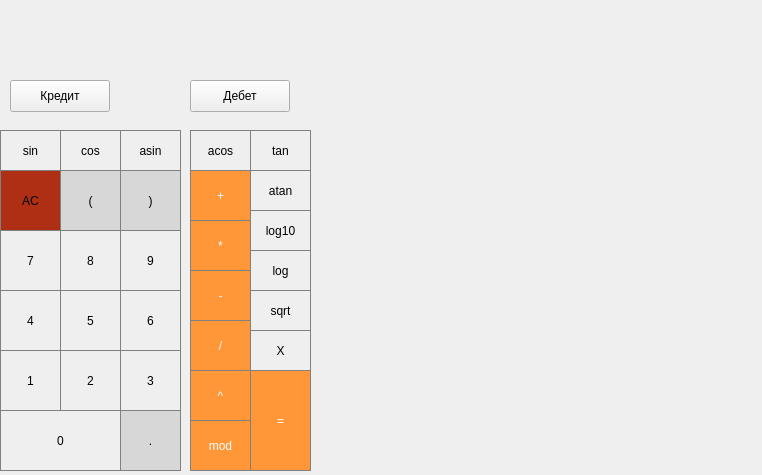
Above: src/smartclac/mainwindow.ui from iznulla/SmartClac before the change. Below: the same form after it.
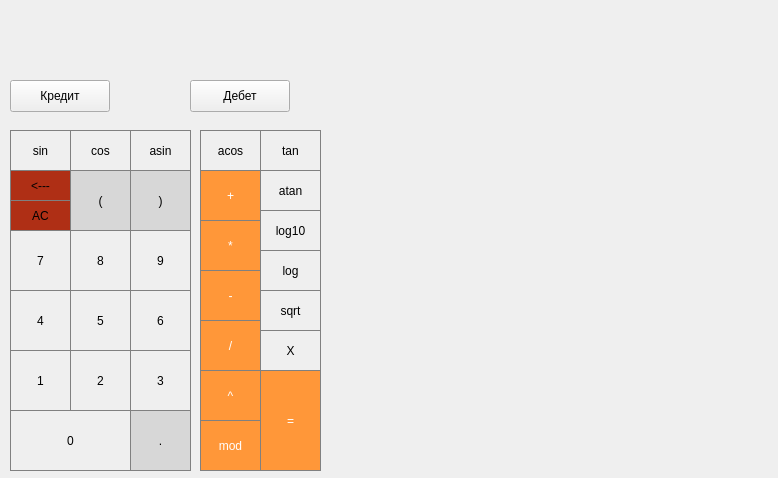
That is the form after the change.

The edit to the form file:
```diff
--- a/src/smartclac/mainwindow.ui
+++ b/src/smartclac/mainwindow.ui
@@ -6,8 +6,8 @@
    <rect>
     <x>0</x>
     <y>0</y>
-    <width>762</width>
-    <height>475</height>
+    <width>778</width>
+    <height>478</height>
    </rect>
   </property>
   <property name="windowTitle">
@@ -17,7 +17,7 @@
    <widget class="QLabel" name="result_show">
     <property name="geometry">
      <rect>
-      <x>0</x>
+      <x>10</x>
       <y>40</y>
       <width>761</width>
       <height>31</height>
@@ -59,10 +59,10 @@
    <widget class="QPushButton" name="pushButton_AC">
     <property name="geometry">
      <rect>
-      <x>0</x>
-      <y>170</y>
+      <x>10</x>
+      <y>200</y>
       <width>61</width>
-      <height>61</height>
+      <height>31</height>
      </rect>
     </property>
     <property name="palette">
@@ -203,7 +203,7 @@
    <widget class="QPushButton" name="pushButton_scop_open">
     <property name="geometry">
      <rect>
-      <x>60</x>
+      <x>70</x>
       <y>170</y>
       <width>61</width>
       <height>61</height>
@@ -229,7 +229,7 @@
    <widget class="QPushButton" name="pushButton_scop_close">
     <property name="geometry">
      <rect>
-      <x>120</x>
+      <x>130</x>
       <y>170</y>
       <width>61</width>
       <height>61</height>
@@ -255,7 +255,7 @@
    <widget class="QPushButton" name="pushButton_add">
     <property name="geometry">
      <rect>
-      <x>190</x>
+      <x>200</x>
       <y>170</y>
       <width>61</width>
       <height>51</height>
@@ -283,7 +283,7 @@
    <widget class="QPushButton" name="pushButton_mul">
     <property name="geometry">
      <rect>
-      <x>190</x>
+      <x>200</x>
       <y>220</y>
       <width>61</width>
       <height>51</height>
@@ -311,7 +311,7 @@
    <widget class="QPushButton" name="pushButton_7">
     <property name="geometry">
      <rect>
-      <x>0</x>
+      <x>10</x>
       <y>230</y>
       <width>61</width>
       <height>61</height>
@@ -336,7 +336,7 @@
    <widget class="QPushButton" name="pushButton_8">
     <property name="geometry">
      <rect>
-      <x>60</x>
+      <x>70</x>
       <y>230</y>
       <width>61</width>
       <height>61</height>
@@ -361,7 +361,7 @@
    <widget class="QPushButton" name="pushButton_9">
     <property name="geometry">
      <rect>
-      <x>120</x>
+      <x>130</x>
       <y>230</y>
       <width>61</width>
       <height>61</height>
@@ -386,7 +386,7 @@
    <widget class="QPushButton" name="pushButton_sub">
     <property name="geometry">
      <rect>
-      <x>190</x>
+      <x>200</x>
       <y>270</y>
       <width>61</width>
       <height>51</height>
@@ -414,7 +414,7 @@
    <widget class="QPushButton" name="pushButton_4">
     <property name="geometry">
      <rect>
-      <x>0</x>
+      <x>10</x>
       <y>290</y>
       <width>61</width>
       <height>61</height>
@@ -439,7 +439,7 @@
    <widget class="QPushButton" name="pushButton_5">
     <property name="geometry">
      <rect>
-      <x>60</x>
+      <x>70</x>
       <y>290</y>
       <width>61</width>
       <height>61</height>
@@ -464,7 +464,7 @@
    <widget class="QPushButton" name="pushButton_6">
     <property name="geometry">
      <rect>
-      <x>120</x>
+      <x>130</x>
       <y>290</y>
       <width>61</width>
       <height>61</height>
@@ -489,7 +489,7 @@
    <widget class="QPushButton" name="pushButton_div">
     <property name="geometry">
      <rect>
-      <x>190</x>
+      <x>200</x>
       <y>320</y>
       <width>61</width>
       <height>51</height>
@@ -517,7 +517,7 @@
    <widget class="QPushButton" name="pushButton_1">
     <property name="geometry">
      <rect>
-      <x>0</x>
+      <x>10</x>
       <y>350</y>
       <width>61</width>
       <height>61</height>
@@ -542,7 +542,7 @@
    <widget class="QPushButton" name="pushButton_2">
     <property name="geometry">
      <rect>
-      <x>60</x>
+      <x>70</x>
       <y>350</y>
       <width>61</width>
       <height>61</height>
@@ -567,7 +567,7 @@
    <widget class="QPushButton" name="pushButton_3">
     <property name="geometry">
      <rect>
-      <x>120</x>
+      <x>130</x>
       <y>350</y>
       <width>61</width>
       <height>61</height>
@@ -592,7 +592,7 @@
    <widget class="QPushButton" name="pushButton_0">
     <property name="geometry">
      <rect>
-      <x>0</x>
+      <x>10</x>
       <y>410</y>
       <width>121</width>
       <height>61</height>
@@ -617,7 +617,7 @@
    <widget class="QPushButton" name="pushButton_dot">
     <property name="geometry">
      <rect>
-      <x>120</x>
+      <x>130</x>
       <y>410</y>
       <width>61</width>
       <height>61</height>
@@ -643,7 +643,7 @@
    <widget class="QPushButton" name="pushButton_eq">
     <property name="geometry">
      <rect>
-      <x>250</x>
+      <x>260</x>
       <y>370</y>
       <width>61</width>
       <height>101</height>
@@ -671,7 +671,7 @@
    <widget class="QPushButton" name="pushButton_sin">
     <property name="geometry">
      <rect>
-      <x>0</x>
+      <x>10</x>
       <y>130</y>
       <width>61</width>
       <height>41</height>
@@ -697,7 +697,7 @@
    <widget class="QPushButton" name="pushButton_cos">
     <property name="geometry">
      <rect>
-      <x>60</x>
+      <x>70</x>
       <y>130</y>
       <width>61</width>
       <height>41</height>
@@ -723,7 +723,7 @@
    <widget class="QPushButton" name="pushButton_asin">
     <property name="geometry">
      <rect>
-      <x>120</x>
+      <x>130</x>
       <y>130</y>
       <width>61</width>
       <height>41</height>
@@ -749,7 +749,7 @@
    <widget class="QPushButton" name="pushButton_atan">
     <property name="geometry">
      <rect>
-      <x>250</x>
+      <x>260</x>
       <y>170</y>
       <width>61</width>
       <height>41</height>
@@ -775,7 +775,7 @@
    <widget class="QPushButton" name="pushButton_tan">
     <property name="geometry">
      <rect>
-      <x>250</x>
+      <x>260</x>
       <y>130</y>
       <width>61</width>
       <height>41</height>
@@ -801,7 +801,7 @@
    <widget class="QPushButton" name="pushButton_acos">
     <property name="geometry">
      <rect>
-      <x>190</x>
+      <x>200</x>
       <y>130</y>
       <width>61</width>
       <height>41</height>
@@ -827,7 +827,7 @@
    <widget class="QPushButton" name="pushButton_sqrt">
     <property name="geometry">
      <rect>
-      <x>250</x>
+      <x>260</x>
       <y>290</y>
       <width>61</width>
       <height>41</height>
@@ -853,7 +853,7 @@
    <widget class="QPushButton" name="pushButton_ln">
     <property name="geometry">
      <rect>
-      <x>250</x>
+      <x>260</x>
       <y>250</y>
       <width>61</width>
       <height>41</height>
@@ -879,7 +879,7 @@
    <widget class="QPushButton" name="pushButton_log">
     <property name="geometry">
      <rect>
-      <x>250</x>
+      <x>260</x>
       <y>210</y>
       <width>61</width>
       <height>41</height>
@@ -905,7 +905,7 @@
    <widget class="QPushButton" name="pushButton_X">
     <property name="geometry">
      <rect>
-      <x>250</x>
+      <x>260</x>
       <y>330</y>
       <width>61</width>
       <height>41</height>
@@ -928,7 +928,7 @@
    <widget class="QPushButton" name="pushButton_pow">
     <property name="geometry">
      <rect>
-      <x>190</x>
+      <x>200</x>
       <y>370</y>
       <width>61</width>
       <height>51</height>
@@ -956,7 +956,7 @@
    <widget class="QPushButton" name="pushButton_mod">
     <property name="geometry">
      <rect>
-      <x>190</x>
+      <x>200</x>
       <y>420</y>
       <width>61</width>
       <height>51</height>
@@ -1007,6 +1007,150 @@
      <string>Дебет</string>
     </property>
    </widget>
+   <widget class="QPushButton" name="pushButton_Del">
+    <property name="geometry">
+     <rect>
+      <x>10</x>
+      <y>170</y>
+      <width>61</width>
+      <height>31</height>
+     </rect>
+    </property>
+    <property name="palette">
+     <palette>
+      <active>
+       <colorrole role="WindowText">
+        <brush brushstyle="SolidPattern">
+         <color alpha="217">
+          <red>0</red>
+          <green>0</green>
+          <blue>0</blue>
+         </color>
+        </brush>
+       </colorrole>
+       <colorrole role="Button">
+        <brush brushstyle="SolidPattern">
+         <color alpha="255">
+          <red>175</red>
+          <green>47</green>
+          <blue>21</blue>
+         </color>
+        </brush>
+       </colorrole>
+       <colorrole role="Base">
+        <brush brushstyle="SolidPattern">
+         <color alpha="255">
+          <red>175</red>
+          <green>47</green>
+          <blue>21</blue>
+         </color>
+        </brush>
+       </colorrole>
+       <colorrole role="Window">
+        <brush brushstyle="SolidPattern">
+         <color alpha="255">
+          <red>175</red>
+          <green>47</green>
+          <blue>21</blue>
+         </color>
+        </brush>
+       </colorrole>
+      </active>
+      <inactive>
+       <colorrole role="WindowText">
+        <brush brushstyle="SolidPattern">
+         <color alpha="216">
+          <red>0</red>
+          <green>0</green>
+          <blue>0</blue>
+         </color>
+        </brush>
+       </colorrole>
+       <colorrole role="Button">
+        <brush brushstyle="SolidPattern">
+         <color alpha="255">
+          <red>175</red>
+          <green>47</green>
+          <blue>21</blue>
+         </color>
+        </brush>
+       </colorrole>
+       <colorrole role="Base">
+        <brush brushstyle="SolidPattern">
+         <color alpha="255">
+          <red>175</red>
+          <green>47</green>
+          <blue>21</blue>
+         </color>
+        </brush>
+       </colorrole>
+       <colorrole role="Window">
+        <brush brushstyle="SolidPattern">
+         <color alpha="255">
+          <red>175</red>
+          <green>47</green>
+          <blue>21</blue>
+         </color>
+        </brush>
+       </colorrole>
+      </inactive>
+      <disabled>
+       <colorrole role="WindowText">
+        <brush brushstyle="SolidPattern">
+         <color alpha="63">
+          <red>0</red>
+          <green>0</green>
+          <blue>0</blue>
+         </color>
+        </brush>
+       </colorrole>
+       <colorrole role="Button">
+        <brush brushstyle="SolidPattern">
+         <color alpha="255">
+          <red>175</red>
+          <green>47</green>
+          <blue>21</blue>
+         </color>
+        </brush>
+       </colorrole>
+       <colorrole role="Base">
+        <brush brushstyle="SolidPattern">
+         <color alpha="255">
+          <red>175</red>
+          <green>47</green>
+          <blue>21</blue>
+         </color>
+        </brush>
+       </colorrole>
+       <colorrole role="Window">
+        <brush brushstyle="SolidPattern">
+         <color alpha="255">
+          <red>175</red>
+          <green>47</green>
+          <blue>21</blue>
+         </color>
+        </brush>
+       </colorrole>
+      </disabled>
+     </palette>
+    </property>
+    <property name="accessibleName">
+     <string>AC</string>
+    </property>
+    <property name="styleSheet">
+     <string notr="true">QPushButton {
+  background-color: rgb(175, 47, 21);
+  border: 1px solid gray;
+}
+QPushButton:pressed {
+    background-color: qlineargradient(x1: 0, y1: 0, x2: 0, y2: 1,
+                                      stop: 0 #BEBEBE, stop: 1 #D7D7D7);
+}</string>
+    </property>
+    <property name="text">
+     <string>&lt;---</string>
+    </property>
+   </widget>
   </widget>
  </widget>
  <resources/>
```
